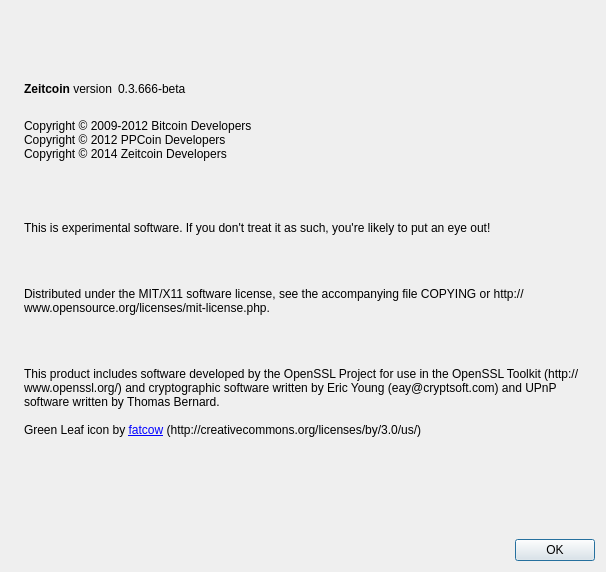
Old version of the form src/qt/forms/aboutdialog.ui in the repository zeitcoin/zeitcoin.
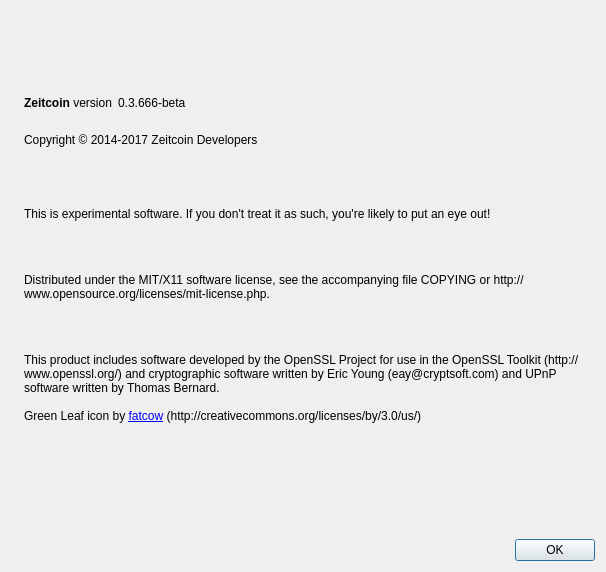
New version of the form. Icons and pictures are not drawn.

```diff
--- a/src/qt/forms/aboutdialog.ui
+++ b/src/qt/forms/aboutdialog.ui
@@ -92,9 +92,7 @@
        </property>
        <property name="text">
         <string>
-Copyright © 2009-2012 Bitcoin Developers
-Copyright © 2012 PPCoin Developers
-Copyright © 2014 Zeitcoin Developers
+Copyright © 2014-2017 Zeitcoin Developers
 </string>
        </property>
        <property name="textInteractionFlags">
```
